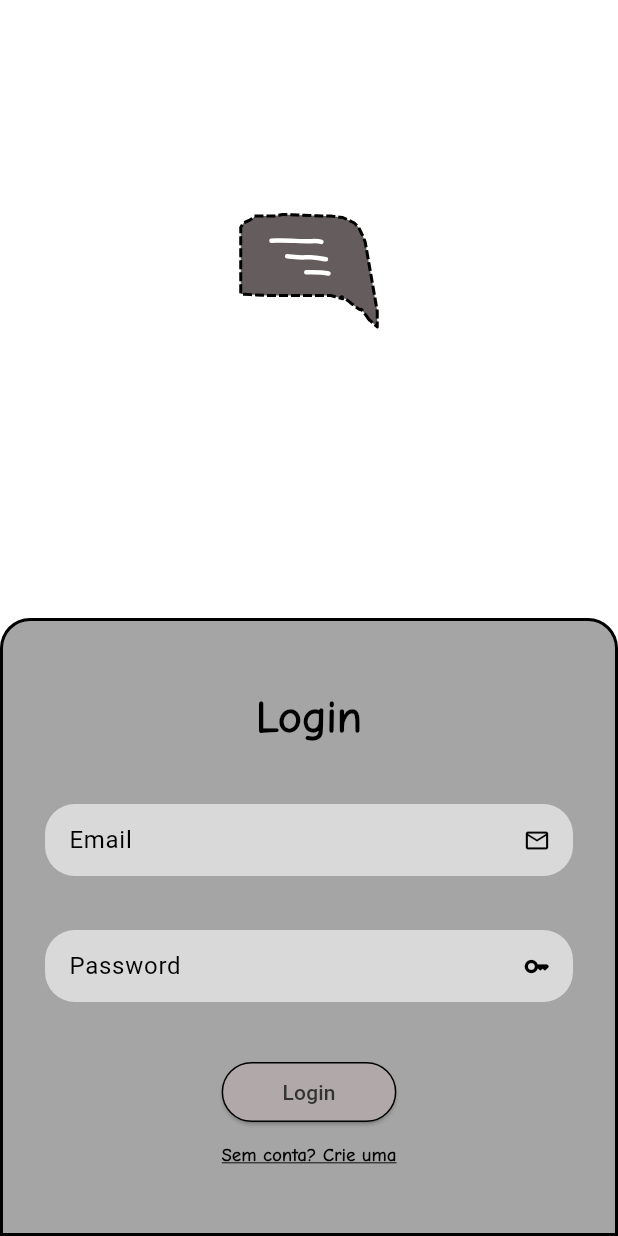
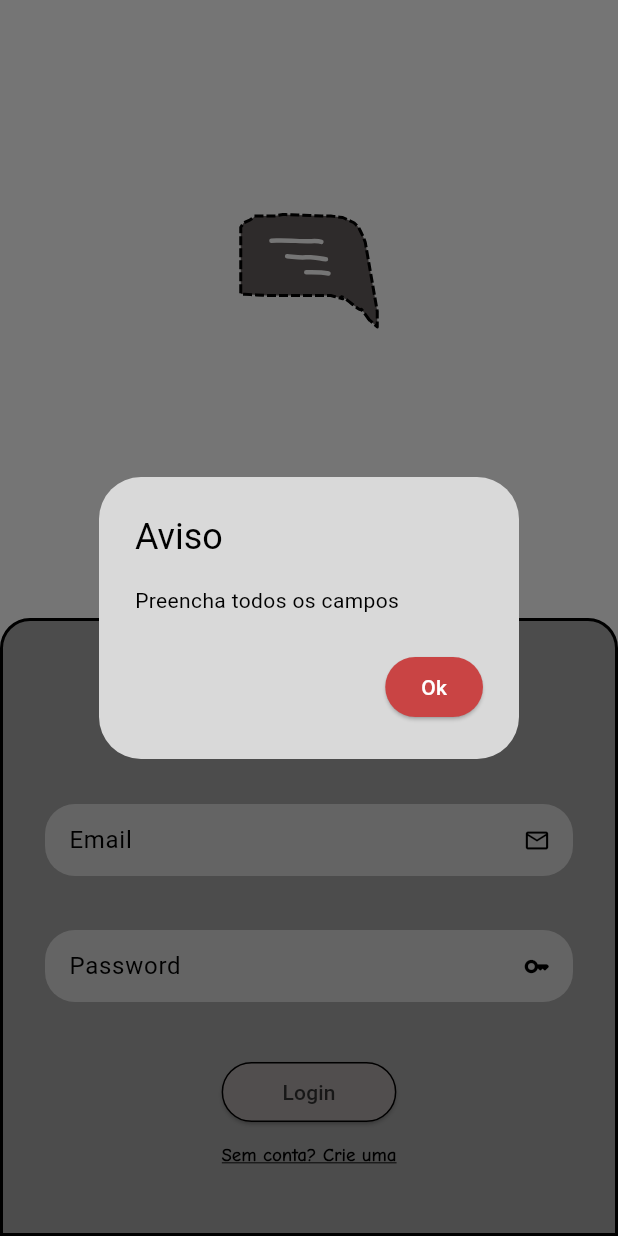
Before and after one commit to atjoao/concordo-mobile, a Flutter app: the screen it shows after launch, after a tap on "Login", on a phone screen of 412 x 824 dp. Run offline on Flutter 3.47's test engine with Material 3 defaults, Android fonts, the phone set to English and light mode, and no system bars; our stand-ins replace flutter_svg, shared_preferences, tuple; accounts and stored records are empty.

Commit message:
aaaaaaaaaaaaaaaaaaaaaa 「Let's Go！！！」 どうにもならない儘ならない

```diff
--- a/lib/pages/auth/components/login_comp.dart
+++ b/lib/pages/auth/components/login_comp.dart
@@ -1,4 +1,5 @@
 import 'package:Concordo/pages/auth/enum.dart';
+import 'package:Concordo/pages/auth/functions/verify_forms.dart';
 import 'package:flutter/material.dart';
 
 class LoginComp extends StatefulWidget {
@@ -106,7 +107,11 @@ class _LoginComp extends State<LoginComp> {
                   crossAxisAlignment: CrossAxisAlignment.stretch,
                   children: [
                     ElevatedButton(
-                      onPressed: () => {},
+                      onPressed: () => VerifyForm().formLoginProcess(
+                        context,
+                        _emailController.text,
+                        _passwordController.text,
+                      ),
                       style: ElevatedButton.styleFrom(
                         backgroundColor: const Color.fromRGBO(177, 169, 169, 1),
                         shape: RoundedRectangleBorder(
--- /dev/null
+++ b/lib/pages/auth/functions/verify_forms.dart
@@ -0,0 +1,84 @@
+import 'dart:async';
+
+import 'package:flutter/material.dart';
+import 'package:tuple/tuple.dart';
+
+class VerifyForm {
+  RegExp regExp = RegExp(
+    r'^[A-Za-z0-9._%+-]+@[A-Za-z0-9.-]+\.[A-Za-z]{2,63}$',
+    caseSensitive: false,
+    multiLine: false,
+  );
+
+  Future<void> formLoginProcess(
+      BuildContext buildContext, String email, String password) async {
+    final Tuple2<Future<bool>, Future<String>> formLoginResult =
+        await formLogin(email, password);
+    final String r = await formLoginResult.item2;
+    final bool valido = await formLoginResult.item1;
+
+    if (valido) {
+      print("imagina que faz o login xd");
+    } else {
+      if (buildContext.mounted) {
+        showDialog(
+          context: buildContext,
+          builder: (BuildContext context) {
+            return AlertDialog(
+              title: const Text("Aviso"),
+              content: Text(r),
+              backgroundColor: const Color.fromRGBO(217, 217, 217, 1),
+              surfaceTintColor: const Color.fromRGBO(217, 217, 217, 1),
+              actions: [
+                ElevatedButton(
+                  onPressed: () {
+                    Navigator.of(context).pop();
+                  },
+                  style: ElevatedButton.styleFrom(
+                    backgroundColor: const Color.fromRGBO(201, 68, 68, 1),
+                  ),
+                  child: const Text(
+                    "Ok",
+                    style: TextStyle(color: Color.fromRGBO(255, 255, 255, 1)),
+                  ),
+                ),
+              ],
+            );
+          },
+        );
+      }
+    }
+  }
+
+// lembra-te de que estas a fazer login e nao registo xd
+
+  Future<Tuple2<Future<bool>, Future<String>>> formLogin(
+      String email, String password) async {
+    if (email.isEmpty || password.isEmpty) {
+      return Tuple2(
+        Future.value(false),
+        Future.value("Preencha todos os campos"),
+      );
+    }
+
+    if (!regExp.hasMatch(email)) {
+      return Tuple2(
+        Future.value(false),
+        Future.value("Este email não é válido"),
+      );
+    }
+
+    if (password.length < 8 || password.length > 30) {
+      return Tuple2(
+        Future.value(false),
+        Future.value(
+            "Password tem de ter no minimo 8 caracters e no máximo 30"),
+      );
+    }
+
+    return Tuple2(
+      Future.value(true),
+      Future.value("xd"),
+    );
+  }
+}
--- a/pubspec.yaml
+++ b/pubspec.yaml
@@ -13,6 +13,7 @@ dependencies:
   http: ^1.2.1
   provider: ^6.1.2
   shared_preferences: ^2.2.3
+  tuple: ^2.0.2
 
 dev_dependencies:
   flutter_test:
```
Also changed, not shown: pubspec.lock.
